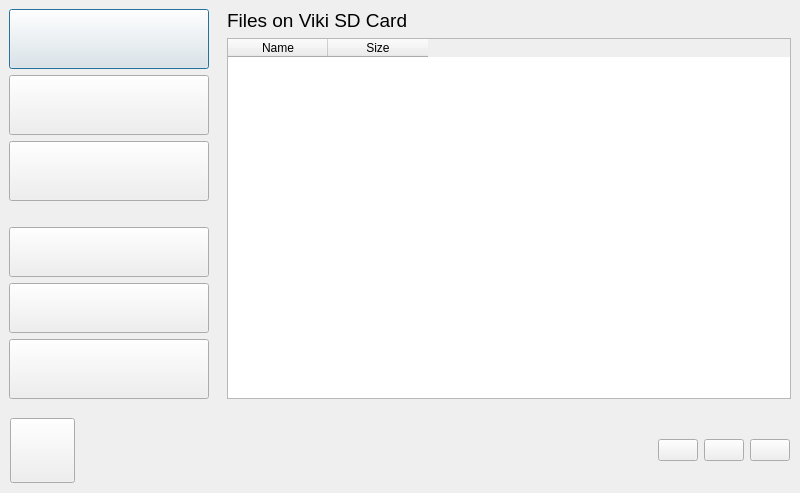
First picture: the form in ClientApp/qt/printpage_qt.ui, repository re3Dprinting/touchscreen, before the edit.
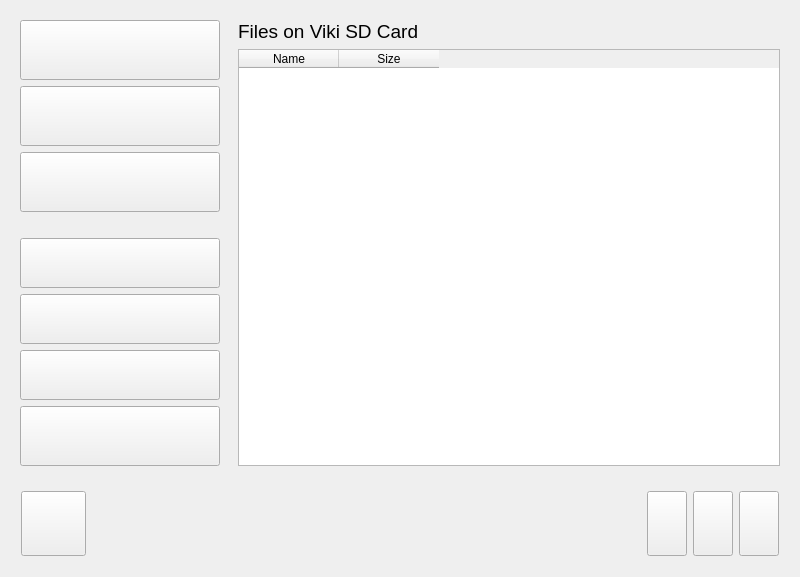
Second picture: the form after the edit. Icons and pictures are not drawn.

Commit message: Icon pack v2 added Settings page overhauled, kinetic scrolling added Pushbuttons Pressed shading changed.

Diff of the .ui file:
```diff
--- a/ClientApp/qt/printpage_qt.ui
+++ b/ClientApp/qt/printpage_qt.ui
@@ -1,7 +1,7 @@
 <?xml version="1.0" encoding="UTF-8"?>
 <ui version="4.0">
  <class>PrintPage</class>
- <widget class="QDialog" name="PrintPage">
+ <widget class="QWidget" name="PrintPage">
   <property name="geometry">
    <rect>
     <x>0</x>
@@ -19,22 +19,7 @@
   <property name="windowTitle">
    <string>ControlWindow</string>
   </property>
-  <layout class="QVBoxLayout" name="verticalLayout_7">
-   <property name="spacing">
-    <number>0</number>
-   </property>
-   <property name="leftMargin">
-    <number>0</number>
-   </property>
-   <property name="topMargin">
-    <number>0</number>
-   </property>
-   <property name="rightMargin">
-    <number>0</number>
-   </property>
-   <property name="bottomMargin">
-    <number>0</number>
-   </property>
+  <layout class="QVBoxLayout" name="verticalLayout">
    <item>
     <layout class="QHBoxLayout" name="horizontalLayout">
      <property name="spacing">
@@ -183,6 +168,41 @@
           </property>
          </spacer>
         </item>
+        <item>
+         <widget class="QPushButton" name="test">
+          <property name="sizePolicy">
+           <sizepolicy hsizetype="Preferred" vsizetype="Maximum">
+            <horstretch>0</horstretch>
+            <verstretch>0</verstretch>
+           </sizepolicy>
+          </property>
+          <property name="minimumSize">
+           <size>
+            <width>160</width>
+            <height>50</height>
+           </size>
+          </property>
+          <property name="maximumSize">
+           <size>
+            <width>16777215</width>
+            <height>16777215</height>
+           </size>
+          </property>
+          <property name="text">
+           <string/>
+          </property>
+          <property name="icon">
+           <iconset resource="img.qrc">
+            <normaloff>:/img/img/Up_one_folder.png</normaloff>:/img/img/Up_one_folder.png</iconset>
+          </property>
+          <property name="iconSize">
+           <size>
+            <width>160</width>
+            <height>40</height>
+           </size>
+          </property>
+         </widget>
+        </item>
         <item>
          <widget class="QPushButton" name="pushbutton_folder_up">
           <property name="sizePolicy">
@@ -470,7 +490,7 @@
         <property name="minimumSize">
          <size>
           <width>0</width>
-          <height>0</height>
+          <height>65</height>
          </size>
         </property>
         <property name="maximumSize">
@@ -505,7 +525,7 @@
         <property name="minimumSize">
          <size>
           <width>0</width>
-          <height>0</height>
+          <height>65</height>
          </size>
         </property>
         <property name="maximumSize">
@@ -540,7 +560,7 @@
         <property name="minimumSize">
          <size>
           <width>0</width>
-          <height>0</height>
+          <height>65</height>
          </size>
         </property>
         <property name="maximumSize">
```
The commit also changes 104 other files.
